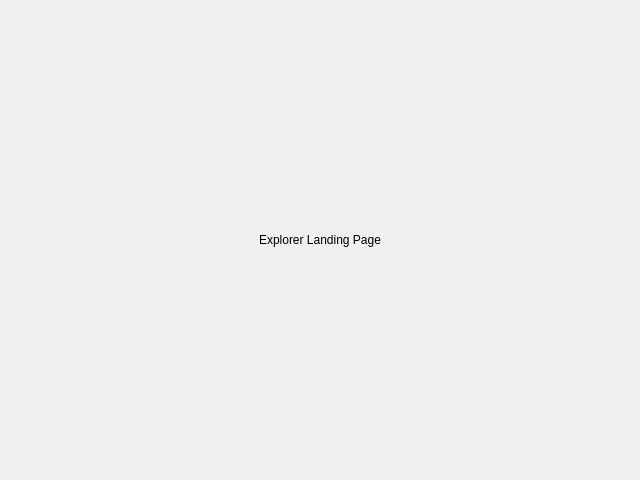
The window that BlockSettleUILib/BlockDetailsWidget.ui (BlockSettle/terminal) describes before a commit, drawn with Qt 5.
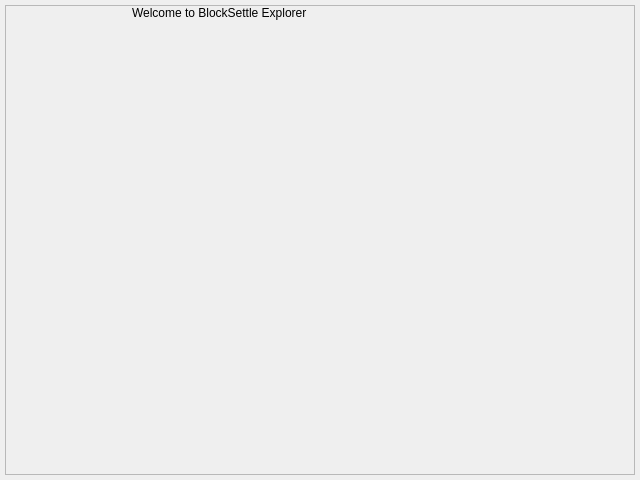
The same window after the commit.

Commit message: Decided to use QTreeWidget instead of QTableView because this widget is already styled and maybe using a model/view setup is a bit of an overkill at this point. Populated all 3 pages with test data and started working on styling. Added a new property called darkFrame to QFrame to easily set dark blue background color in widgets. At this point BlockDetailsWidget will be used as the landing page. Added a bitcoin logo and a simple title, it doesn't look very nice right now but it will improve.

Patch:
```diff
--- a/BlockSettleUILib/BlockDetailsWidget.ui
+++ b/BlockSettleUILib/BlockDetailsWidget.ui
@@ -30,18 +30,71 @@
     <number>5</number>
    </property>
    <item>
+    <widget class="QFrame" name="frame">
+     <property name="frameShape">
+      <enum>QFrame::StyledPanel</enum>
+     </property>
+     <property name="frameShadow">
+      <enum>QFrame::Raised</enum>
+     </property>
+     <property name="darkFrame" stdset="0">
+      <bool>true</bool>
+     </property>
     <layout class="QVBoxLayout" name="verticalLayout">
+      <property name="spacing">
+       <number>0</number>
+      </property>
+      <property name="leftMargin">
+       <number>0</number>
+      </property>
+      <property name="topMargin">
+       <number>0</number>
+      </property>
+      <property name="rightMargin">
+       <number>0</number>
+      </property>
+      <property name="bottomMargin">
+       <number>0</number>
+      </property>
+      <item>
+       <layout class="QHBoxLayout" name="horizontalLayout" stretch="2,8">
+        <item>
+         <widget class="QLabel" name="icon">
+          <property name="text">
+           <string/>
+          </property>
+          <property name="scaledContents">
+           <bool>false</bool>
+          </property>
+         </widget>
+        </item>
      <item>
       <widget class="QLabel" name="label">
        <property name="text">
-        <string>Explorer Landing Page</string>
+           <string>Welcome to BlockSettle Explorer</string>
        </property>
        <property name="alignment">
-        <set>Qt::AlignCenter</set>
+           <set>Qt::AlignLeading|Qt::AlignLeft|Qt::AlignVCenter</set>
        </property>
       </widget>
      </item>
     </layout>
+      </item>
+      <item>
+       <spacer name="verticalSpacer">
+        <property name="orientation">
+         <enum>Qt::Vertical</enum>
+        </property>
+        <property name="sizeHint" stdset="0">
+         <size>
+          <width>20</width>
+          <height>40</height>
+         </size>
+        </property>
+       </spacer>
+      </item>
+     </layout>
+    </widget>
    </item>
   </layout>
  </widget>
```
Lines whose indentation alone changed are shown as unchanged. The commit also changes 8 other files.
